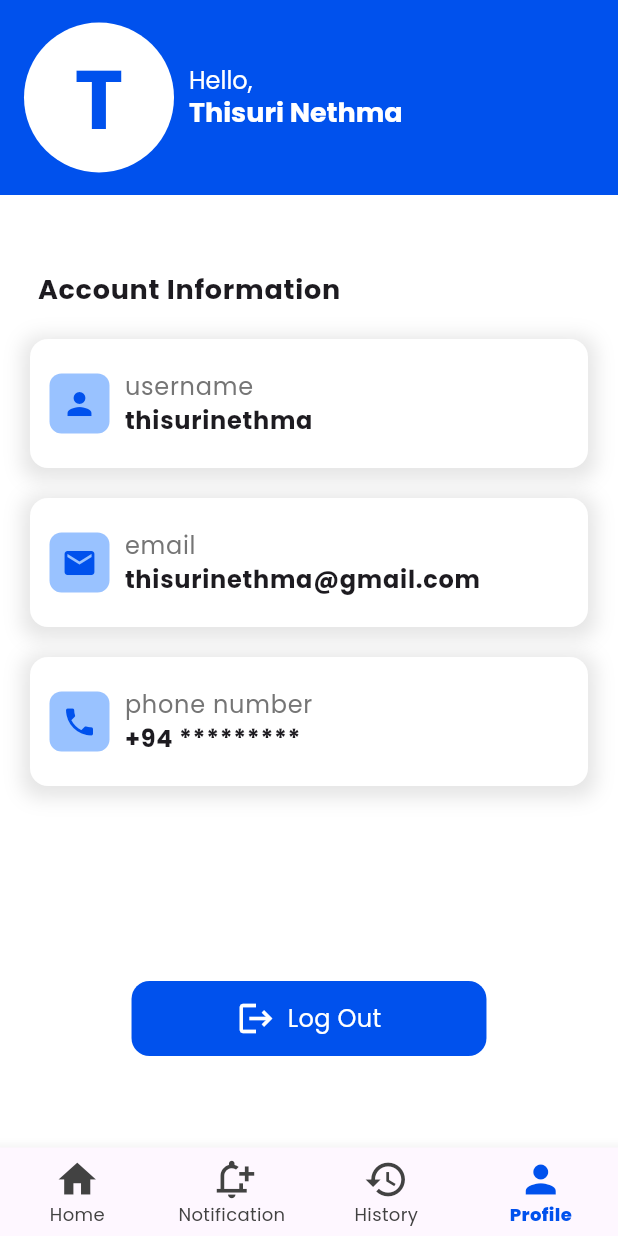
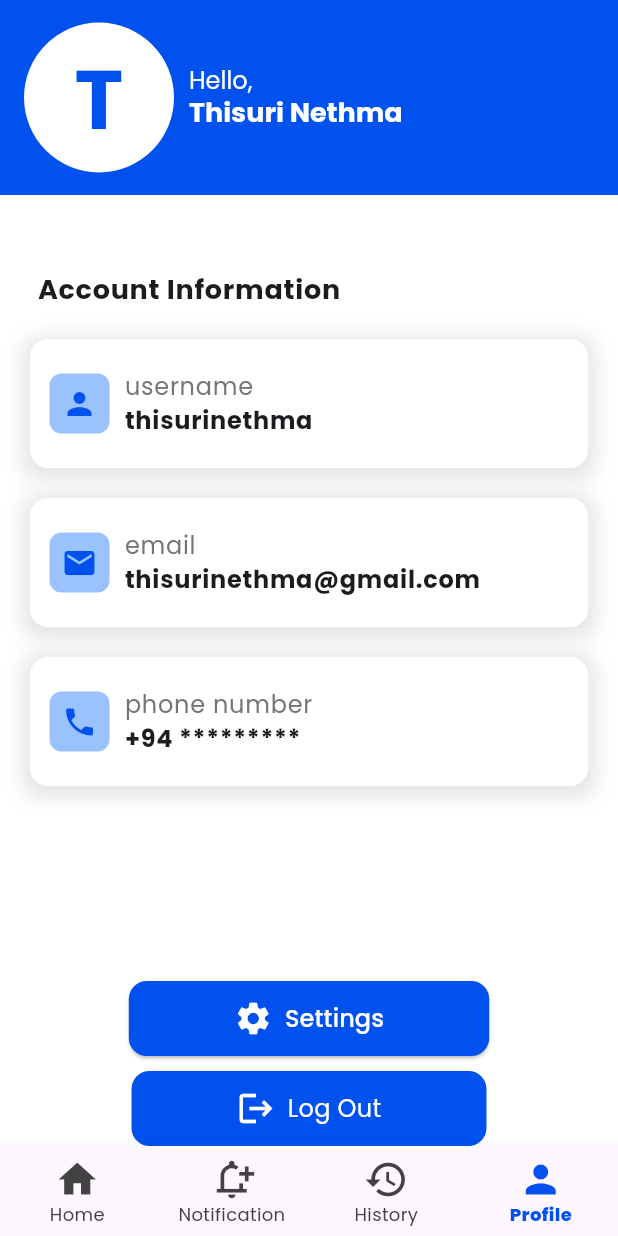
Before and after one commit to wathilaDewnaka/ridelanka-mobile-app-client, a Flutter app: the screen it shows after launch, item 4 of the bottom bar chosen, on a phone screen of 412 x 824 dp. Run offline on Flutter 3.47's test engine with Material 3 defaults, Android fonts, the phone set to English and light mode, and no system bars; our stand-ins replace firebase_core; accounts and stored records are empty.

Commit message:
Enabled Settings button navigation

```diff
--- a/lib/src/screens/rider/profile_tab.dart
+++ b/lib/src/screens/rider/profile_tab.dart
@@ -240,6 +240,33 @@ class _ProfileTabState extends State<ProfileTab> {
               Row(
                 mainAxisAlignment: MainAxisAlignment.center,
                 children: [
+                  ElevatedButton.icon(
+                    onPressed: () {
+                      Navigator.push(
+                        context,
+                        MaterialPageRoute(builder: (context) => ProfileTab()),
+                      );
+                    },
+                    style: ElevatedButton.styleFrom(
+                      backgroundColor: Color(0xFF0051ED), // Button color
+                      shape: RoundedRectangleBorder(
+                        borderRadius: BorderRadius.circular(12),
+                      ),
+                      padding:
+                          EdgeInsets.symmetric(horizontal: 70, vertical: 12),
+                    ),
+                    icon: Icon(Icons.settings, color: Colors.white, size: 26),
+                    label: Text(
+                      'Settings',
+                      style: TextStyle(color: Colors.white, fontSize: 16),
+                    ),
+                  ),
+                ],
+              ),
+              SizedBox(height: 10),
+              Row(
+                mainAxisAlignment: MainAxisAlignment.center,
+                children: [
                   Container(
                     padding: EdgeInsets.symmetric(horizontal: 70, vertical: 12),
                     decoration: BoxDecoration(
```
Also changed, not shown: lib/src/screens/rider/settings_tab.dart (added).
